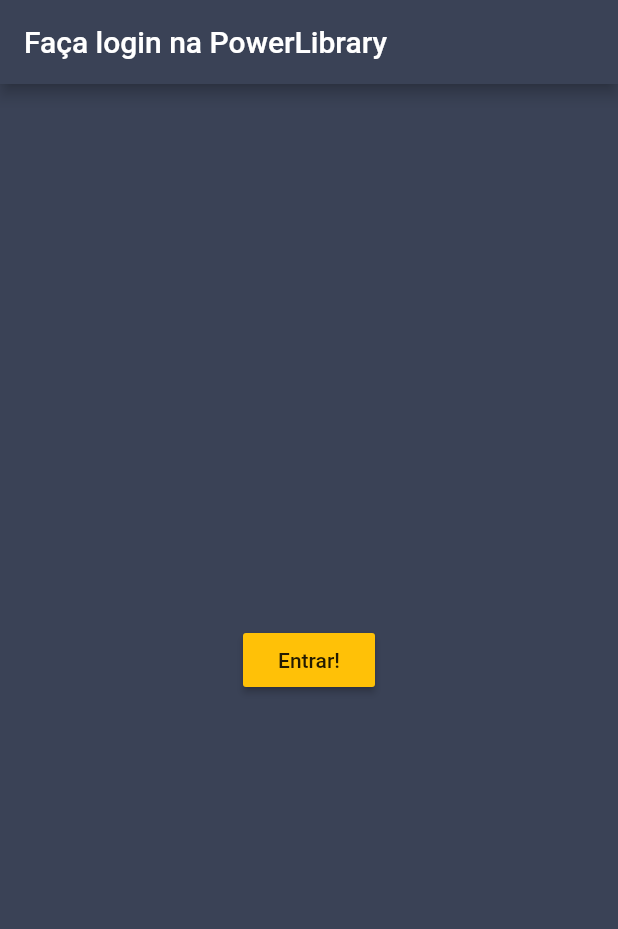
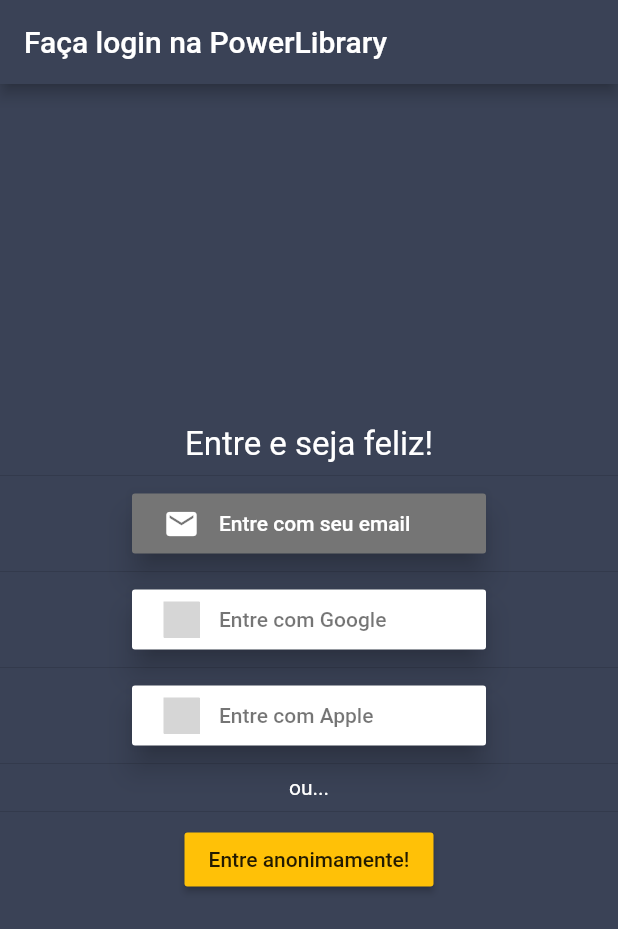
Before and after one commit to luizdebem/power-library, a Flutter app: the screen it shows after launch, on a phone screen of 412 x 824 dp. Shown: the top 929 px of the screen. Run offline on Flutter 3.47's test engine with Material 2 defaults, Android fonts, the phone set to English and light mode, and no system bars; our stand-ins replace cloud_firestore, firebase_auth, firebase_core, firebase_storage, flutter_form_builder, flutter_rating_bar and 2 more; missing offline and left inert: firestore_ui; accounts and stored records are empty; grey boxes are pictures that could not be loaded.

Commit message:
Extras: implemented sign in and sign up with email and password.

```diff
--- a/lib/main.dart
+++ b/lib/main.dart
@@ -11,6 +11,8 @@ import 'package:power_library/screens/login.dart';
 import 'package:firebase_auth/firebase_auth.dart';
 import './services/auth.dart';
 import './components/authGuard.dart';
+import './screens/signin.dart';
+import './screens/signup.dart';
 
 void main() async {
   WidgetsFlutterBinding.ensureInitialized();
@@ -65,6 +67,8 @@ class MyApp extends StatelessWidget {
             BookForm.routeName: (ctx) =>
                 AuthGuard(child: BookForm(), fallback: LoginScreen()),
             LoginScreen.routeName: (ctx) => LoginScreen(),
+            SigninScreen.routeName: (ctx) => SigninScreen(),
+            SignupScreen.routeName: (ctx) => SignupScreen(),
           }),
     );
   }
--- a/lib/screens/home.dart
+++ b/lib/screens/home.dart
@@ -7,6 +7,7 @@ import 'package:provider/provider.dart';
 import '../components/bookTile.dart';
 import 'package:firestore_ui/animated_firestore_list.dart';
 import '../services/auth.dart';
+import 'package:firebase_auth/firebase_auth.dart';
 
 class HomeScreen extends StatefulWidget {
   static const routeName = '/';
@@ -44,6 +45,8 @@ class _HomeScreenState extends State<HomeScreen> {
   Widget build(BuildContext context) {
     final _tweenInsert = Tween(begin: Offset(1, 0), end: Offset(0, 0))
         .chain(CurveTween(curve: Curves.ease));
+
+    final user = Provider.of<User>(context);
 
     return Scaffold(
       backgroundColor: Color.fromRGBO(58, 66, 86, 1.0),
@@ -85,6 +88,7 @@ class _HomeScreenState extends State<HomeScreen> {
                 },
               ),
             ),
+            Text("Olá ${user?.email}")
           ],
         ),
       ),
--- a/lib/screens/login.dart
+++ b/lib/screens/login.dart
@@ -2,6 +2,8 @@ import 'package:flutter/material.dart';
 import '../services/auth.dart';
 import 'package:provider/provider.dart';
 import 'package:firebase_auth/firebase_auth.dart';
+import 'package:flutter_signin_button/flutter_signin_button.dart';
+import './signin.dart';
 
 class LoginScreen extends StatelessWidget {
   static const routeName = '/login';
@@ -14,12 +16,53 @@ class LoginScreen extends StatelessWidget {
         title: Text("Faça login na PowerLibrary"),
       ),
       body: Center(
-        child: MaterialButton(
-          onPressed: () async {
-            await AuthService().signInAnonymously();
-          },
-          color: Colors.amber,
-          child: Text("Entrar!"),
+        child: Column(
+          mainAxisAlignment: MainAxisAlignment.center,
+          children: [
+            Text(
+              "Entre e seja feliz!",
+              style: TextStyle(fontSize: 22.0),
+            ),
+            Divider(),
+            SignInButton(
+              Buttons.Email,
+              elevation: 8.0,
+              text: "Entre com seu email",
+              padding: EdgeInsets.all(8.0),
+              onPressed: () {
+                Navigator.pushNamed(context, SigninScreen.routeName);
+              },
+            ),
+            Divider(),
+            SignInButton(
+              Buttons.Google,
+              elevation: 8.0,
+              text: "Entre com Google",
+              padding: EdgeInsets.all(8.0),
+              onPressed: () {},
+            ),
+            Divider(),
+            SignInButton(
+              Buttons.Apple,
+              elevation: 8.0,
+              text: "Entre com Apple",
+              padding: EdgeInsets.all(8.0),
+              onPressed: () {},
+            ),
+            Divider(),
+            Text(
+              "ou...",
+              style: TextStyle(),
+            ),
+            Divider(),
+            MaterialButton(
+              onPressed: () async {
+                await AuthService().signInAnonymously();
+              },
+              color: Colors.amber,
+              child: Text("Entre anonimamente!"),
+            ),
+          ],
         ),
       ),
     );
--- a/lib/services/auth.dart
+++ b/lib/services/auth.dart
@@ -18,6 +18,26 @@ class AuthService {
     }
   }
 
+  signUpWithEmailAndPassword(email, password) async {
+    try {
+      UserCredential userCredential = await auth.createUserWithEmailAndPassword(
+          email: email, password: password);
+      return userCredential.user;
+    } catch (e) {
+      throw (e);
+    }
+  }
+
+  signInWithEmailAndPassword(email, password) async {
+    try {
+      UserCredential userCredential = await auth.signInWithEmailAndPassword(
+          email: email, password: password);
+      return userCredential.user;
+    } catch (e) {
+      throw (e);
+    }
+  }
+
   Future<void> signOut() async {
     try {
       return auth.signOut();
--- a/pubspec.yaml
+++ b/pubspec.yaml
@@ -46,6 +46,8 @@ dependencies:
 
   firebase_auth: ^0.20.0+1
 
+  flutter_signin_button: ^1.1.0
+
 dev_dependencies:
   flutter_test:
     sdk: flutter
```
Also changed, not shown: lib/screens/signin.dart (added, +103 -0 lines), lib/screens/signup.dart (added, +89 -0 lines), pubspec.lock.
